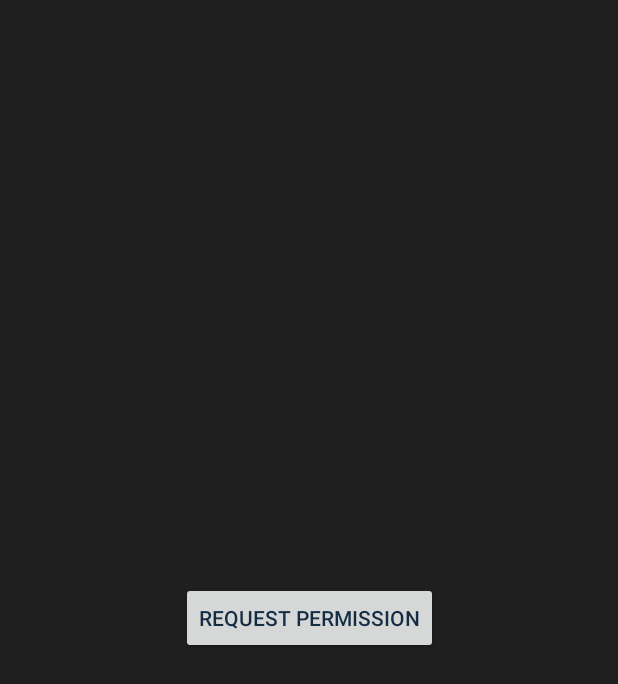
After one commit to tyichye/daily-calendar-clock-widget, an Android app: the layout main_activity.xml on its own in the app's theme, with its tools: preview values and no code run, on a phone screen of 412 x 824 dp. The commit adds this screen. Shown: the top 684 px of the screen. Run offline under Robolectric (Android 15) with nearby library versions, the phone set to English and light mode, and no system bars.

Commit message:
repair permission check

```diff
--- a/app/build.gradle
+++ b/app/build.gradle
@@ -25,4 +25,5 @@ dependencies {
     compileOnly 'org.projectlombok:lombok:1.18.10'
     annotationProcessor 'org.projectlombok:lombok:1.18.10'
     implementation 'com.intuit.sdp:sdp-android:1.0.5'
+    implementation "com.android.support:design:28.0.0"
 }
--- a/app/src/main/java/com/opensource/roundcalendar/WidgetProvider.java
+++ b/app/src/main/java/com/opensource/roundcalendar/WidgetProvider.java
@@ -54,6 +54,7 @@ public class WidgetProvider extends AppWidgetProvider{
 
     @Override
     public void onReceive(Context context, Intent intent) {
+        if (context.checkSelfPermission(Manifest.permission.READ_CALENDAR) == PackageManager.PERMISSION_GRANTED){
             String action = intent.getAction();
             if (action == null) {
                 Log.d(TAG, "Empty action");
@@ -94,6 +95,8 @@ public class WidgetProvider extends AppWidgetProvider{
             int widgetId = intent.getIntExtra(AppWidgetManager.EXTRA_APPWIDGET_ID, 0);
             drawAndUpdate(context, widgetId);
             super.onReceive(context, intent);
+        }
+
     }
 
     @Override
--- /dev/null
+++ b/app/src/main/res/layout/main_activity.xml
@@ -0,0 +1,22 @@
+<?xml version="1.0" encoding="utf-8"?>
+<android.support.constraint.ConstraintLayout xmlns:android="http://schemas.android.com/apk/res/android"
+    android:layout_width="match_parent"
+    android:layout_height="match_parent"
+    xmlns:tools="http://schemas.android.com/tools"
+    xmlns:app="http://schemas.android.com/apk/res-auto"
+    android:background="#201F1F">
+
+
+    <Button
+        android:id="@+id/button"
+        android:layout_width="wrap_content"
+        android:layout_height="wrap_content"
+        android:text="@string/request_permission"
+        android:textColor="@color/colorPrimaryDark"
+        app:layout_constraintBottom_toBottomOf="parent"
+        app:layout_constraintLeft_toLeftOf="parent"
+        app:layout_constraintRight_toRightOf="parent"
+        app:layout_constraintTop_toTopOf="parent"
+        />
+
+</android.support.constraint.ConstraintLayout>
--- a/app/src/main/res/values/strings.xml
+++ b/app/src/main/res/values/strings.xml
@@ -21,4 +21,5 @@
     <string name="update_period_default">30</string>
 
     <string name="save_button">Save</string>
+    <string name="request_permission">Request Permission</string>
 </resources>
```
Also changed, not shown: app/src/main/java/com/opensource/roundcalendar/WidgetConfigurationActivity.java (+40 -29 lines). Lines whose indentation alone changed are shown as unchanged.
